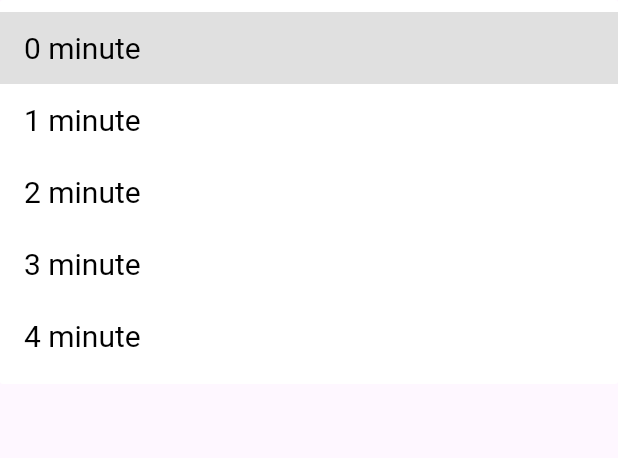
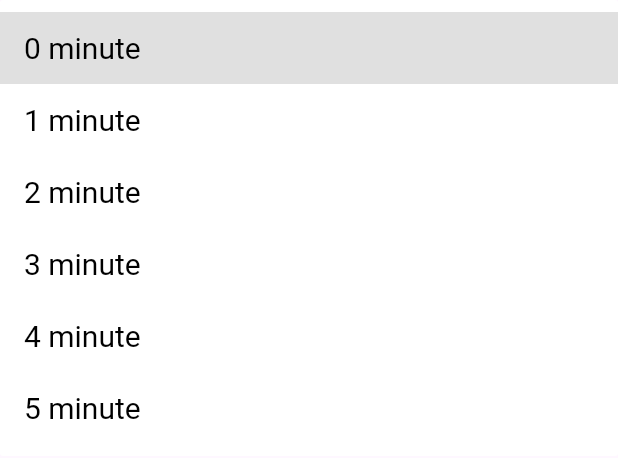
Before and after one commit to BhushanJadhav123/Bhushan-Todo-task, a Flutter app: the MinutesSelectionDropDown widget shown alone on an empty page, opened directly, after a tap on "0 minute", on a phone screen of 412 x 824 dp. Shown: the top 458 px of the screen. Run offline on Flutter 3.47's test engine with Material 2 defaults, Android fonts, the phone set to English and light mode, and no system bars; our stand-ins replace flutter_bloc, sqflite; accounts and stored records are empty.

Commit message:
bug fixes & formating

```diff
--- a/lib/customWidgets/timer_dropdown.dart
+++ b/lib/customWidgets/timer_dropdown.dart
@@ -70,7 +70,8 @@ class _MinutesSelectuonDropDownState extends State<MinutesSelectionDropDown> {
     "1 minute",
     "2 minute",
     "3 minute",
-    "4 minute"
+    "4 minute",
+    "5 minute"
   ];
   late String selectedValue;
   @override
@@ -97,8 +98,10 @@ class _MinutesSelectuonDropDownState extends State<MinutesSelectionDropDown> {
             widget.slectedTimerCallBack(2);
           } else if (newStatus == "3 minute") {
             widget.slectedTimerCallBack(3);
+          } else if (newStatus == "4 minute") {
+            widget.slectedTimerCallBack(4);
           } else {
-            widget.slectedTimerCallBack(4);
+            widget.slectedTimerCallBack(5);
           }
         });
       },
--- a/pubspec.yaml
+++ b/pubspec.yaml
@@ -38,8 +38,6 @@ dependencies:
   sqflite: ^2.3.2
   flutter_bloc: ^8.1.6
   path: ^1.8.3
-  timer_count_down: ^2.2.2
-  circular_countdown_timer: ^0.2.3
 
 dev_dependencies:
   flutter_test:
```
Also changed, not shown: lib/bloc/todo_bloc/todo_bloc.dart (+1 -6 lines), lib/customWidgets/todo_timer.dart (+10 -1 lines), pubspec.lock.
